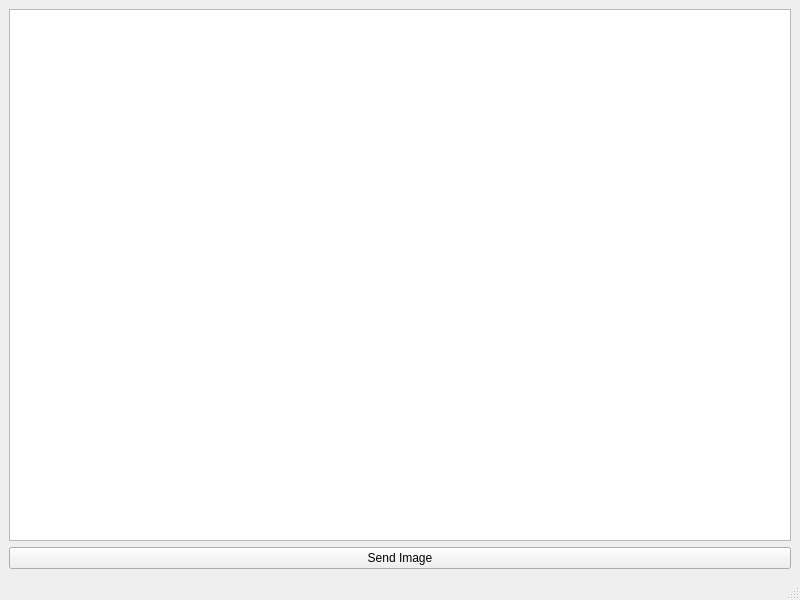
The window that Client/src/Client.ui (NickSinodov/SendImage) describes before a commit, drawn with Qt 5.
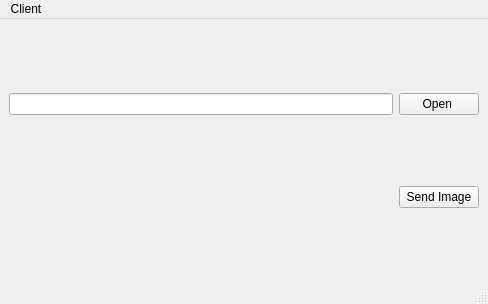
The same window after the commit.

The edit to the form file:
```diff
--- a/Client/src/Client.ui
+++ b/Client/src/Client.ui
@@ -6,8 +6,8 @@
    <rect>
     <x>0</x>
     <y>0</y>
-    <width>800</width>
-    <height>600</height>
+    <width>488</width>
+    <height>304</height>
    </rect>
   </property>
   <property name="windowTitle">
@@ -15,19 +15,22 @@
   </property>
   <widget class="QWidget" name="centralwidget">
    <layout class="QGridLayout" name="gridLayout">
-    <item row="0" column="0">
-     <layout class="QVBoxLayout" name="verticalLayout">
-      <item>
-       <widget class="QTreeView" name="treeView"/>
-      </item>
-      <item>
-       <widget class="QPushButton" name="pushButton">
+    <item row="1" column="1">
+     <widget class="QPushButton" name="sendImage">
         <property name="text">
          <string>Send Image</string>
         </property>
        </widget>
       </item>
-     </layout>
+    <item row="0" column="0">
+     <widget class="QLineEdit" name="lineEdit"/>
+    </item>
+    <item row="0" column="1">
+     <widget class="QPushButton" name="openFile">
+      <property name="text">
+       <string>Open </string>
+      </property>
+     </widget>
     </item>
    </layout>
   </widget>
@@ -36,10 +39,16 @@
     <rect>
      <x>0</x>
      <y>0</y>
-     <width>800</width>
+     <width>488</width>
      <height>21</height>
     </rect>
    </property>
+   <widget class="QMenu" name="menuClient">
+    <property name="title">
+     <string>Client</string>
+    </property>
+   </widget>
+   <addaction name="menuClient"/>
   </widget>
   <widget class="QStatusBar" name="statusbar"/>
  </widget>
```
Lines whose indentation alone changed are shown as unchanged.
